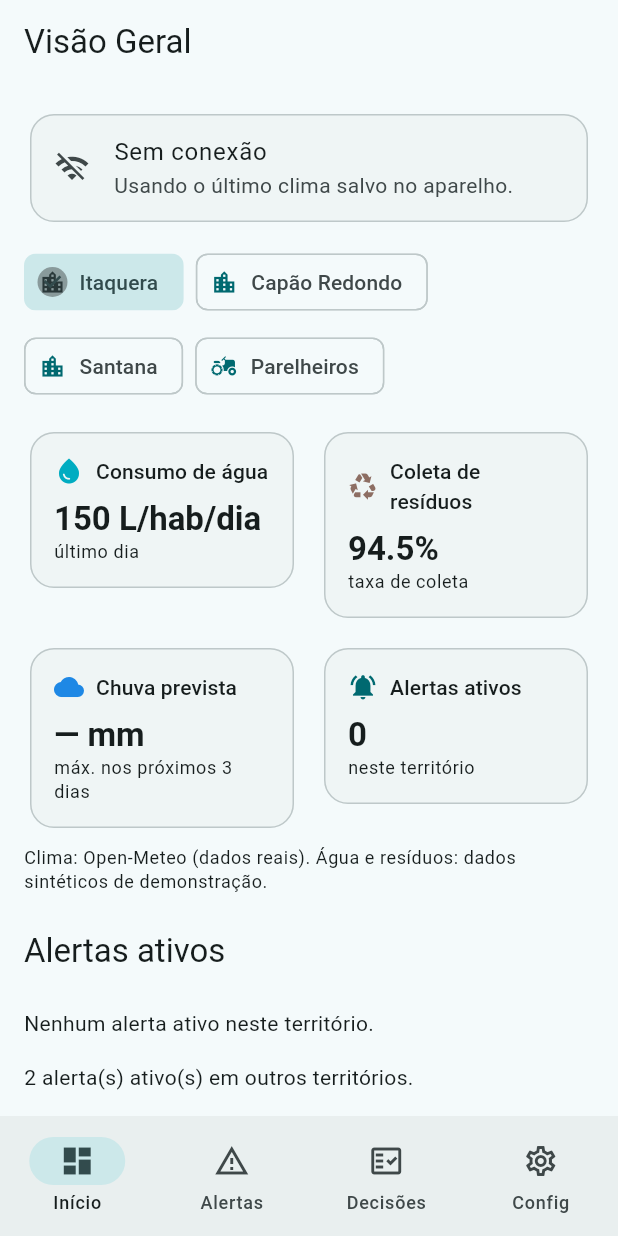
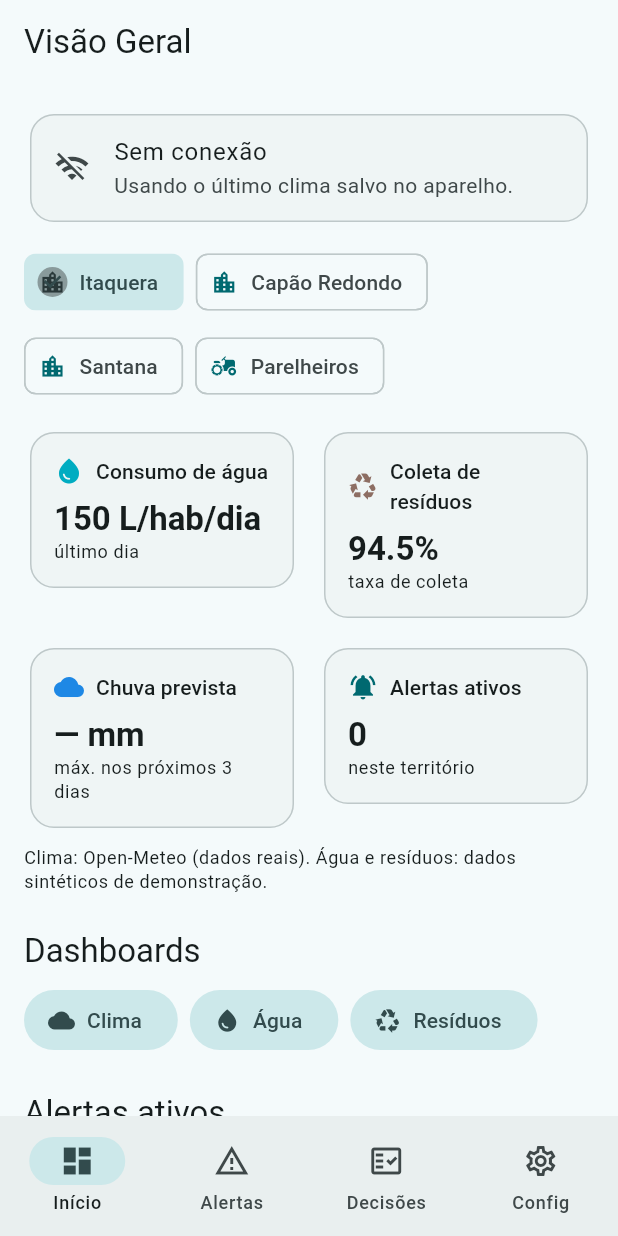
Before and after one commit to PietroMauerGodoy/GS02-CROSS-PLATAFORM-APPLICATION-DEVELOPMENT, a Flutter app: the screen it shows after launch, on a phone screen of 412 x 824 dp. Run offline on Flutter 3.47's test engine with Material 3 defaults, Android fonts, the phone set to English and light mode, and no system bars; our stand-ins replace dio, fl_chart, flutter_riverpod, go_router, shared_preferences; network calls fail.

Commit message:
feat: atalhos para dashboards na home

```diff
--- a/lib/features/home/home_page.dart
+++ b/lib/features/home/home_page.dart
@@ -119,6 +119,30 @@ class HomePage extends ConsumerWidget {
               style: Theme.of(context).textTheme.bodySmall,
             ),
             const SizedBox(height: 24),
+            Text('Dashboards', style: Theme.of(context).textTheme.titleLarge),
+            const SizedBox(height: 8),
+            Wrap(
+              spacing: 8,
+              runSpacing: 8,
+              children: [
+                FilledButton.tonalIcon(
+                  onPressed: () => context.push('/dashboard/clima'),
+                  icon: const Icon(Icons.cloud),
+                  label: const Text('Clima'),
+                ),
+                FilledButton.tonalIcon(
+                  onPressed: () => context.push('/dashboard/agua'),
+                  icon: const Icon(Icons.water_drop),
+                  label: const Text('Água'),
+                ),
+                FilledButton.tonalIcon(
+                  onPressed: () => context.push('/dashboard/residuos'),
+                  icon: const Icon(Icons.recycling),
+                  label: const Text('Resíduos'),
+                ),
+              ],
+            ),
+            const SizedBox(height: 24),
             Text('Alertas ativos',
                 style: Theme.of(context).textTheme.titleLarge),
             const SizedBox(height: 8),
```
